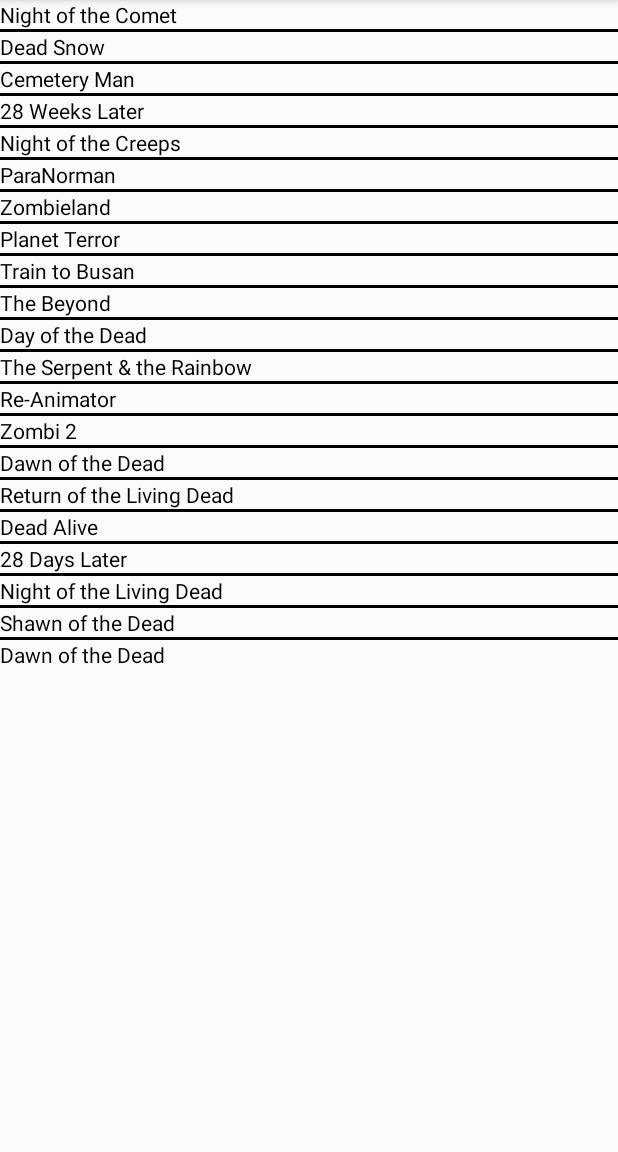
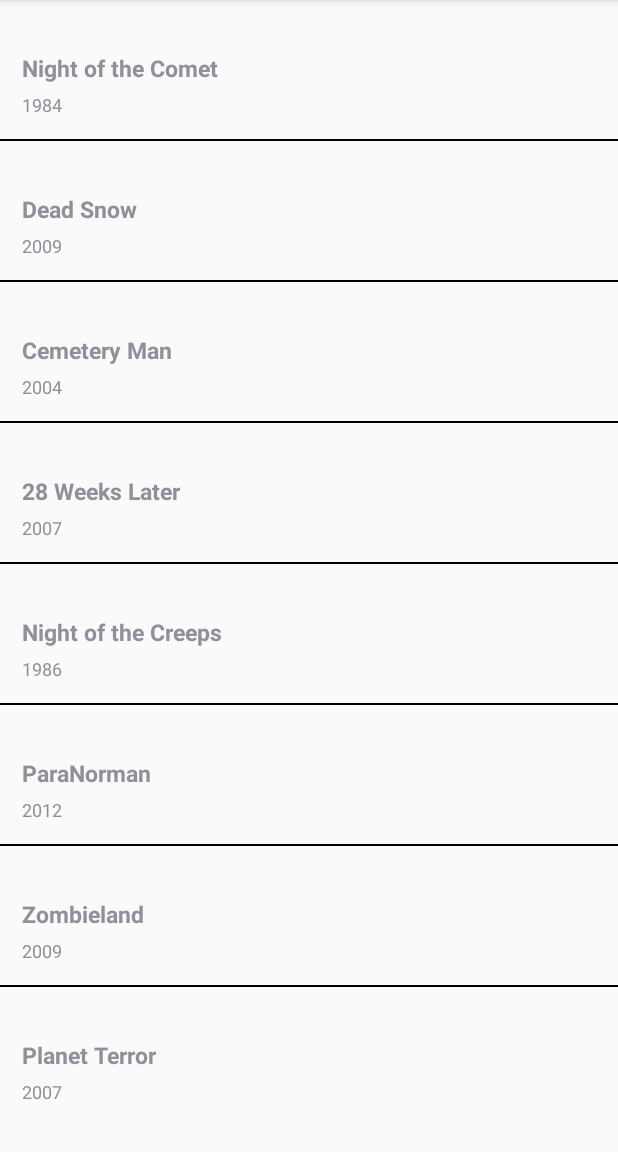
Before and after one commit to tcoducayen/AD340_Mobile_App, an Android app: the ZombieList screen opened directly, with no data from a screen before it, on a phone screen of 412 x 824 dp, the part 84-1236 px from its top. Run offline under Robolectric (Android 15) with nearby library versions, the phone set to English and light mode, and no system bars.

Commit message:
added year to view

```diff
--- a/app/src/main/java/com/thomas_oducayen/mobileapplication/ZombieList.java
+++ b/app/src/main/java/com/thomas_oducayen/mobileapplication/ZombieList.java
@@ -4,21 +4,14 @@ import android.support.v7.app.AppCompatActivity;
 import android.os.Bundle;
 import android.widget.ArrayAdapter;
 import android.widget.ListView;
+import android.widget.SimpleAdapter;
+
+import java.util.ArrayList;
+import java.util.HashMap;
+import java.util.List;
 
 public class ZombieList extends AppCompatActivity {
     ListView listView;
-
-    @Override
-    protected void onCreate(Bundle savedInstanceState) {
-        super.onCreate(savedInstanceState);
-        setContentView(R.layout.activity_zombie_list);
-        listView = findViewById(R.id.mobile_list);
-        String[] zombieTitles = getTitles();
-
-        ArrayAdapter arrayAdapter = new ArrayAdapter(this, R.layout.zombie_list_view, R.id.textView, zombieTitles);
-        listView.setAdapter(arrayAdapter);
-    }
-
     public String[][] zombies = {
             {"Night of the Comet","1984","","http://collider.com/wp-content/uploads/2016/10/night-of-comet.jpg","What would kids in the 1980s do if the apocalypse blew through the world without them noticing? Hang out at the mall, but of course. That’s the set-up for this very funny, quite dated horror-comedy, which begins when a quartet of adolescents lock themselves inside a projection booth at the mall’s multiplex. This somehow allows them to live through an extinction level event of some sort, which has also left roaming bands of murderous mutants. Catherine Mary Stewart of the equally inexplicable Weekend at Bernie’s leads the film, but it’s a movie of mood more than substance ultimately. Does the wealth-fueled naiveté of the average white teenager survive in a vacuum? Does it go away when they are being hunted for sustenance? It’s an interesting to watch on these terms and when the zombies show up, director Thom Eberhardt adds menace and a tight feel for suspense to the action sequences. And if we’re being honest, it belongs on this list for its soundtrack alone. The rest of this is just whip cream and cherries. – Chris Cabin"},
             {"Dead Snow","2009","Tommy Wirkola","http://collider.com/wp-content/uploads/2016/07/dead-snow.jpg","With so many zombie movies over the years, eventually you’re going to run out of ways to freshen up the sub-genre. Enter Wirkola’s decidedly skewed take on zombies in this horror-comedy with plenty of guts. Sure, zombies are great movie monsters, but if you have Nazi zombies, well you’ve just doubled-down on the level of villainy (and pun-worthiness) in your picture! \nThis splatter-fest puts a Nordic spin on the traditional zombie by adding in elements of the Draugr, an undead creature from Scandinavian folklore that fiercely protects its treasure horde. In the case of Dead Snow, these draugr happen to be former SS soldiers who terrorized a Norwegian town and looted their belongings, only to be done in or chased into the freezing mountains by the villagers themselves. Dead Snow gets originality points for this, for sure. It’s also a very funny, gory, and satisfyingly violent movie with elements of Evil Dead and “teen sex/slasher” flicks scattered throughout. And if you like it, there’s more where that came from in the sequel, Dead Snow: Red vs Dead. – Dave Trumbore"},
@@ -43,6 +36,30 @@ public class ZombieList extends AppCompatActivity {
             {"Dawn of the Dead","1978","George Romero","http://collider.com/wp-content/uploads/2015/08/dawn-of-the-dead-romero.jpg","George Romero didn’t invent the zombie, but he did single-handedly create the template for the modern zombie movie as we know it with his exquisite Night of the Living Dead. For his sequel, Romero dodged the temptation to retread familiar territory (a quality he would maintain for each of his subsequent “dead” films), ditching the intimate confines of a home for the sprawling reaches of a shopping mall, and trading his black-and-white bleakness for a playful color-saturated palette.\nDawn of the Dead is a horror sequel in every sense, bigger and bloodier, but it maintain’s Romero’s commitment to piercing social commentary, this time tackling the insatiable lust of American consumerism. It’s also packed to the brim with Romero’s skilled eye for visceral violence rendered with first-rate old-school gore effects from Tom Savini, the legendary craftsman of carnage who transplanted his experience as a combat photographer in Vietnam to a career spent creating on-screen nightmares. As in all of Romero’s great work, that beautifully executed bloodshed is only a backdrop for a compelling character drama as the group of strangers seeking refuge in the abandoned shopping complex cope with increasing interpersonal conflict. Romero directs it all with wit and empathy, and an expert eye for when to drop the next big scare. — Haleigh Foutch"}
     };
 
+    @Override
+    protected void onCreate(Bundle savedInstanceState) {
+        super.onCreate(savedInstanceState);
+        setContentView(R.layout.activity_zombie_list);
+        listView = findViewById(R.id.mobile_list);
+
+        List<HashMap<String, String>> aList = new ArrayList<HashMap<String, String>>();
+
+        for (int i = 0; i < 8; i++) {
+            HashMap<String, String> hm = new HashMap<String, String>();
+            hm.put("lvTitle", zombies[i][0]);
+            hm.put("lvYear", zombies[i][1]);
+            hm.put("lvImage", zombies[i][3]);
+            aList.add(hm);
+        }
+
+        String[] from = { "lvImage", "lvTitle", "lvYear" };
+        int[] to = { R.id.listview_image, R.id.listview_title, R.id.listview_year};
+
+        SimpleAdapter simpleAdapter = new SimpleAdapter(getBaseContext(), aList, R.layout.zombie_list_view, from, to);
+        ListView androidListView =  findViewById(R.id.mobile_list);
+        androidListView.setAdapter(simpleAdapter);
+    }
+
     public String[] getTitles() {
         String[] zombieTitles = new String[zombies.length];
 
--- a/app/src/main/res/layout/activity_zombie_list.xml
+++ b/app/src/main/res/layout/activity_zombie_list.xml
@@ -1,3 +1,4 @@
+<?xml version="1.0" encoding="utf-8"?>
 <LinearLayout xmlns:android="http://schemas.android.com/apk/res/android"
     xmlns:tools="http://schemas.android.com/tools"
     android:layout_width="match_parent"
@@ -7,9 +8,9 @@
 
     <ListView
         android:id="@+id/mobile_list"
-        android:layout_width="match_parent"
+        android:layout_width="fill_parent"
         android:layout_height="wrap_content"
         android:divider="#000"
-        android:dividerHeight="2dp"/>
+        android:dividerHeight="1dp"/>
 
 </LinearLayout>
--- a/app/src/main/res/layout/zombie_list_view.xml
+++ b/app/src/main/res/layout/zombie_list_view.xml
@@ -2,12 +2,36 @@
 <LinearLayout xmlns:android="http://schemas.android.com/apk/res/android"
     android:layout_width="match_parent"
     android:layout_height="match_parent"
-    android:orientation="vertical">
+    android:orientation="vertical"
+    android:padding="7dp">
 
-    <TextView
-        android:id="@+id/textView"
-        android:layout_width="fill_parent"
+    <ImageView
+        android:id="@+id/listview_image"
+        android:layout_width="wrap_content"
         android:layout_height="wrap_content"
-        android:layout_gravity="center"
-        android:textColor="#000" />
+        android:contentDescription="@string/app_name"
+        android:padding="10dp" />
+
+    <LinearLayout
+        android:layout_width="match_parent"
+        android:layout_height="match_parent"
+        android:orientation="vertical"
+        android:padding="7dp">
+
+        <TextView
+            android:id="@+id/listview_title"
+            android:layout_width="wrap_content"
+            android:layout_height="wrap_content"
+            android:textSize="15sp"
+            android:textStyle="bold" />
+
+        <TextView
+            android:id="@+id/listview_year"
+            android:layout_width="wrap_content"
+            android:layout_height="wrap_content"
+            android:paddingTop="5dp"
+            android:textSize="12sp" />
+    </LinearLayout>
+
+
 </LinearLayout>
```
